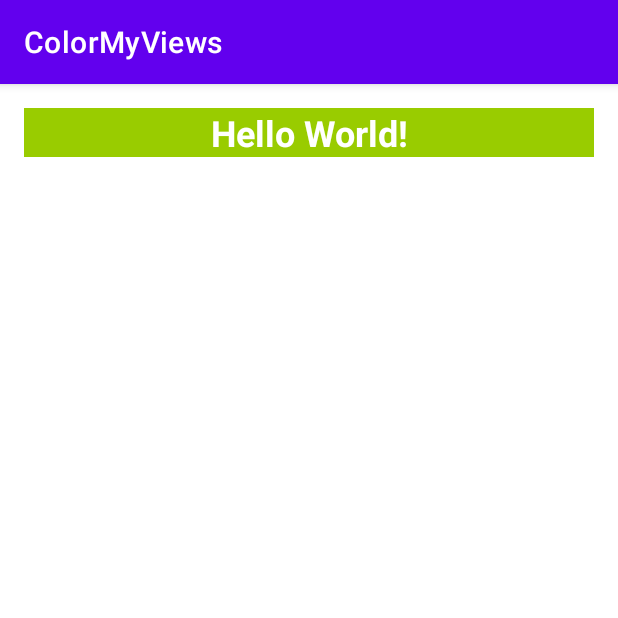
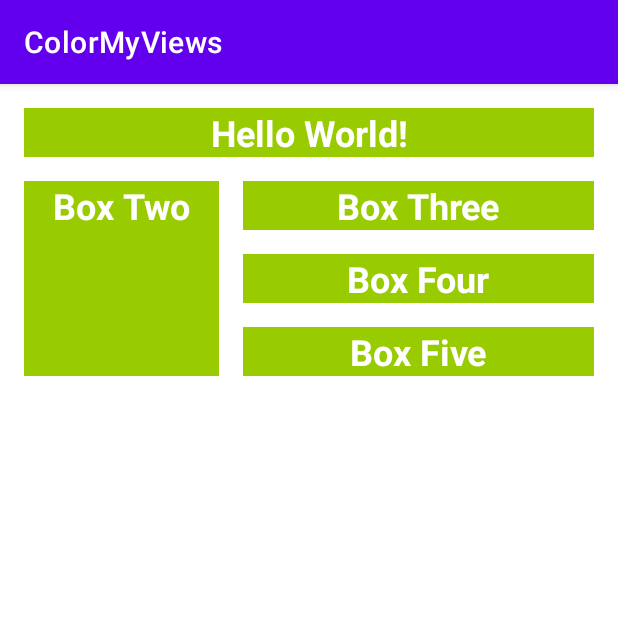
Before and after one commit to PlacideBoy/ColorMyViews, an Android app: the screen it shows after launch (MainActivity), on a phone screen of 412 x 824 dp, the top half of it. Run offline under Robolectric (Android 15) with nearby library versions, the phone set to English and light mode, and no system bars; Roboto replaces fonts that are not available here.

Commit message:
adding five boxes

```diff
--- a/app/src/main/res/layout/activity_main.xml
+++ b/app/src/main/res/layout/activity_main.xml
@@ -7,6 +7,7 @@
     tools:context=".MainActivity">
 
     <TextView
+        android:id="@+id/textView2"
         style="@style/WhiteBox"
         android:layout_width="0dp"
         android:layout_height="wrap_content"
@@ -18,4 +19,56 @@
         app:layout_constraintStart_toStartOf="parent"
         app:layout_constraintTop_toTopOf="parent" />
 
+    <TextView
+        android:id="@+id/box_two_text"
+        style="@style/WhiteBox"
+        android:layout_width="130dp"
+        android:layout_height="130dp"
+        android:layout_marginStart="16dp"
+        android:layout_marginTop="16dp"
+        android:text="@string/box_two"
+        app:layout_constraintStart_toStartOf="parent"
+        app:layout_constraintTop_toBottomOf="@+id/textView2" />
+
+    <TextView
+        android:id="@+id/box_three_text"
+        style="@style/WhiteBox"
+        android:layout_width="0dp"
+        android:layout_height="wrap_content"
+        android:layout_marginStart="16dp"
+        android:layout_marginEnd="16dp"
+        android:text="@string/box_three"
+        app:layout_constraintBottom_toTopOf="@+id/box_four_text"
+        app:layout_constraintEnd_toEndOf="parent"
+        app:layout_constraintStart_toEndOf="@+id/box_two_text"
+        app:layout_constraintTop_toTopOf="@+id/box_two_text" />
+
+    <TextView
+        android:id="@+id/box_four_text"
+        style="@style/WhiteBox"
+        android:layout_width="0dp"
+        android:layout_height="wrap_content"
+        android:layout_marginStart="16dp"
+        android:layout_marginTop="16dp"
+        android:layout_marginEnd="16dp"
+        android:layout_marginBottom="16dp"
+        android:text="@string/box_four"
+        app:layout_constraintBottom_toTopOf="@+id/box_five_text"
+        app:layout_constraintEnd_toEndOf="parent"
+        app:layout_constraintStart_toEndOf="@+id/box_two_text"
+        app:layout_constraintTop_toBottomOf="@+id/box_three_text" />
+
+    <TextView
+        android:id="@+id/box_five_text"
+        style="@style/WhiteBox"
+        android:layout_width="0dp"
+        android:layout_height="wrap_content"
+        android:layout_marginStart="16dp"
+        android:layout_marginEnd="16dp"
+        android:text="@string/box_five"
+        app:layout_constraintBottom_toBottomOf="@+id/box_two_text"
+        app:layout_constraintEnd_toEndOf="parent"
+        app:layout_constraintStart_toEndOf="@+id/box_two_text"
+        app:layout_constraintTop_toBottomOf="@+id/box_four_text" />
+
 </androidx.constraintlayout.widget.ConstraintLayout>
--- a/app/src/main/res/values/strings.xml
+++ b/app/src/main/res/values/strings.xml
@@ -1,3 +1,11 @@
 <resources>
     <string name="app_name">ColorMyViews</string>
+    <string name="box_one">Box One</string>
+    <string name="box_two">Box Two</string>
+    <string name="box_three">Box Three</string>
+    <string name="box_four">Box Four</string>
+    <string name="box_five">Box Five</string>
+    <string name="button_red">RED</string>
+    <string name="button_yellow">YELLOW</string>
+    <string name="button_green">GREEN</string>
 </resources>
```
